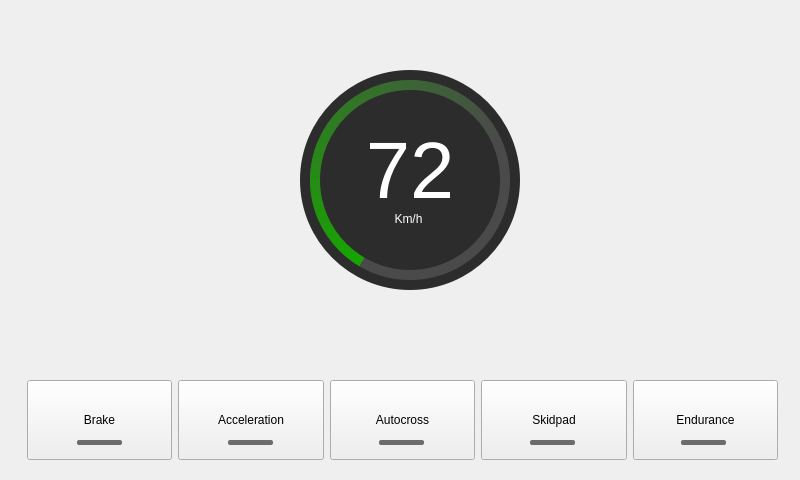
The window that form.ui (FGR-UnB/teste) describes before a commit, drawn with Qt 5.
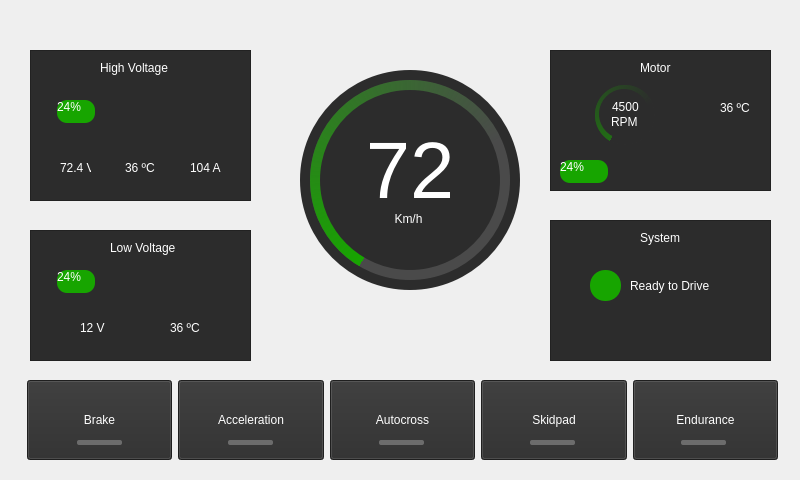
The same window after the commit.

Commit message: adding the rest of UI/UX

The edit to the form file:
```diff
--- a/form.ui
+++ b/form.ui
@@ -31,6 +31,12 @@
         <verstretch>0</verstretch>
        </sizepolicy>
       </property>
+      <property name="styleSheet">
+       <string notr="true">background-color: rgb(44, 44, 44);
+color: white;
+
+</string>
+      </property>
       <property name="text">
        <string>Brake</string>
       </property>
@@ -44,6 +50,12 @@
         <verstretch>0</verstretch>
        </sizepolicy>
       </property>
+      <property name="styleSheet">
+       <string notr="true">background-color: rgb(44, 44, 44);
+color: white;
+
+</string>
+      </property>
       <property name="text">
        <string>Acceleration</string>
       </property>
@@ -57,6 +69,12 @@
         <verstretch>0</verstretch>
        </sizepolicy>
       </property>
+      <property name="styleSheet">
+       <string notr="true">background-color: rgb(44, 44, 44);
+color: white;
+
+</string>
+      </property>
       <property name="text">
        <string>Autocross</string>
       </property>
@@ -70,6 +88,12 @@
         <verstretch>0</verstretch>
        </sizepolicy>
       </property>
+      <property name="styleSheet">
+       <string notr="true">background-color: rgb(44, 44, 44);
+color: white;
+
+</string>
+      </property>
       <property name="text">
        <string>Skidpad</string>
       </property>
@@ -83,6 +107,12 @@
         <verstretch>0</verstretch>
        </sizepolicy>
       </property>
+      <property name="styleSheet">
+       <string notr="true">background-color: rgb(44, 44, 44);
+color: white;
+
+</string>
+      </property>
       <property name="text">
        <string>Endurance</string>
       </property>
@@ -270,6 +300,10 @@
 	border: none;
 	border-radius: 2px;
 	background-color: rgb(108, 108, 108);
+}
+
+QFrame::hover{
+	background-color: rgb(23, 165, 0);
 }</string>
    </property>
    <property name="frameShape">
@@ -371,6 +405,437 @@
     <enum>QFrame::Raised</enum>
    </property>
   </widget>
+  <widget class="QFrame" name="HighVoltage">
+   <property name="geometry">
+    <rect>
+     <x>30</x>
+     <y>50</y>
+     <width>221</width>
+     <height>151</height>
+    </rect>
+   </property>
+   <property name="styleSheet">
+    <string notr="true">background-color: rgb(44, 44, 44);
+color: white;</string>
+   </property>
+   <property name="frameShape">
+    <enum>QFrame::StyledPanel</enum>
+   </property>
+   <property name="frameShadow">
+    <enum>QFrame::Raised</enum>
+   </property>
+   <widget class="QProgressBar" name="BatteryLevelHV">
+    <property name="geometry">
+     <rect>
+      <x>27</x>
+      <y>50</y>
+      <width>161</width>
+      <height>23</height>
+     </rect>
+    </property>
+    <property name="styleSheet">
+     <string notr="true">QProgressBar {
+     border: none;
+     background-color: rgb(44, 44, 44);
+ }
+
+QProgressBar::chunk {
+	background-color: rgb(23, 165, 0);
+	border-radius: 10px;
+}</string>
+    </property>
+    <property name="value">
+     <number>24</number>
+    </property>
+   </widget>
+   <widget class="QLabel" name="TitleHV">
+    <property name="geometry">
+     <rect>
+      <x>70</x>
+      <y>10</y>
+      <width>71</width>
+      <height>16</height>
+     </rect>
+    </property>
+    <property name="text">
+     <string>High Voltage</string>
+    </property>
+   </widget>
+   <widget class="QLabel" name="VoltsHV">
+    <property name="geometry">
+     <rect>
+      <x>30</x>
+      <y>110</y>
+      <width>31</width>
+      <height>16</height>
+     </rect>
+    </property>
+    <property name="text">
+     <string>72.4 V</string>
+    </property>
+   </widget>
+   <widget class="QLabel" name="CelsiusHV">
+    <property name="geometry">
+     <rect>
+      <x>95</x>
+      <y>110</y>
+      <width>31</width>
+      <height>16</height>
+     </rect>
+    </property>
+    <property name="text">
+     <string>36 ºC</string>
+    </property>
+   </widget>
+   <widget class="QLabel" name="AmperesHV">
+    <property name="geometry">
+     <rect>
+      <x>160</x>
+      <y>110</y>
+      <width>31</width>
+      <height>16</height>
+     </rect>
+    </property>
+    <property name="text">
+     <string>104 A</string>
+    </property>
+   </widget>
+  </widget>
+  <widget class="QFrame" name="LowVoltage">
+   <property name="geometry">
+    <rect>
+     <x>30</x>
+     <y>230</y>
+     <width>221</width>
+     <height>131</height>
+    </rect>
+   </property>
+   <property name="styleSheet">
+    <string notr="true">background-color: rgb(44, 44, 44);
+color: white;</string>
+   </property>
+   <property name="frameShape">
+    <enum>QFrame::StyledPanel</enum>
+   </property>
+   <property name="frameShadow">
+    <enum>QFrame::Raised</enum>
+   </property>
+   <widget class="QLabel" name="TitleLV">
+    <property name="geometry">
+     <rect>
+      <x>80</x>
+      <y>10</y>
+      <width>71</width>
+      <height>16</height>
+     </rect>
+    </property>
+    <property name="text">
+     <string>Low Voltage</string>
+    </property>
+   </widget>
+   <widget class="QProgressBar" name="BatteryLevelLV">
+    <property name="geometry">
+     <rect>
+      <x>27</x>
+      <y>40</y>
+      <width>161</width>
+      <height>23</height>
+     </rect>
+    </property>
+    <property name="styleSheet">
+     <string notr="true">QProgressBar {
+     border: none;
+     background-color: rgb(44, 44, 44);
+ }
+
+QProgressBar::chunk {
+	background-color: rgb(23, 165, 0);
+	border-radius: 10px;
+}</string>
+    </property>
+    <property name="value">
+     <number>24</number>
+    </property>
+   </widget>
+   <widget class="QLabel" name="VoltslV">
+    <property name="geometry">
+     <rect>
+      <x>50</x>
+      <y>90</y>
+      <width>31</width>
+      <height>16</height>
+     </rect>
+    </property>
+    <property name="text">
+     <string>12 V</string>
+    </property>
+   </widget>
+   <widget class="QLabel" name="CelsiusLV">
+    <property name="geometry">
+     <rect>
+      <x>140</x>
+      <y>90</y>
+      <width>31</width>
+      <height>16</height>
+     </rect>
+    </property>
+    <property name="text">
+     <string>36 ºC</string>
+    </property>
+   </widget>
+  </widget>
+  <widget class="QFrame" name="frame">
+   <property name="geometry">
+    <rect>
+     <x>550</x>
+     <y>220</y>
+     <width>221</width>
+     <height>141</height>
+    </rect>
+   </property>
+   <property name="styleSheet">
+    <string notr="true">background-color: rgb(44, 44, 44);
+color: white;</string>
+   </property>
+   <property name="frameShape">
+    <enum>QFrame::StyledPanel</enum>
+   </property>
+   <property name="frameShadow">
+    <enum>QFrame::Raised</enum>
+   </property>
+   <widget class="QLabel" name="TitleSystem">
+    <property name="geometry">
+     <rect>
+      <x>90</x>
+      <y>10</y>
+      <width>41</width>
+      <height>16</height>
+     </rect>
+    </property>
+    <property name="text">
+     <string>System</string>
+    </property>
+   </widget>
+   <widget class="QLabel" name="StatusTitle">
+    <property name="geometry">
+     <rect>
+      <x>80</x>
+      <y>58</y>
+      <width>81</width>
+      <height>16</height>
+     </rect>
+    </property>
+    <property name="text">
+     <string>Ready to Drive</string>
+    </property>
+   </widget>
+   <widget class="QFrame" name="CarStatus">
+    <property name="geometry">
+     <rect>
+      <x>40</x>
+      <y>50</y>
+      <width>31</width>
+      <height>31</height>
+     </rect>
+    </property>
+    <property name="styleSheet">
+     <string notr="true">border: none;
+border-radius: 15px;
+background-color: rgb(23, 165, 0);</string>
+    </property>
+    <property name="frameShape">
+     <enum>QFrame::StyledPanel</enum>
+    </property>
+    <property name="frameShadow">
+     <enum>QFrame::Raised</enum>
+    </property>
+   </widget>
+  </widget>
+  <widget class="QFrame" name="Motor">
+   <property name="geometry">
+    <rect>
+     <x>550</x>
+     <y>50</y>
+     <width>221</width>
+     <height>141</height>
+    </rect>
+   </property>
+   <property name="styleSheet">
+    <string notr="true">background-color: rgb(44, 44, 44);
+color: white;</string>
+   </property>
+   <property name="frameShape">
+    <enum>QFrame::StyledPanel</enum>
+   </property>
+   <property name="frameShadow">
+    <enum>QFrame::Raised</enum>
+   </property>
+   <widget class="QLabel" name="TitleMotor">
+    <property name="geometry">
+     <rect>
+      <x>90</x>
+      <y>10</y>
+      <width>41</width>
+      <height>16</height>
+     </rect>
+    </property>
+    <property name="text">
+     <string>Motor</string>
+    </property>
+   </widget>
+   <widget class="QLabel" name="label_3">
+    <property name="geometry">
+     <rect>
+      <x>170</x>
+      <y>50</y>
+      <width>31</width>
+      <height>16</height>
+     </rect>
+    </property>
+    <property name="text">
+     <string>36 ºC</string>
+    </property>
+   </widget>
+   <widget class="QProgressBar" name="progressBar">
+    <property name="geometry">
+     <rect>
+      <x>10</x>
+      <y>110</y>
+      <width>201</width>
+      <height>23</height>
+     </rect>
+    </property>
+    <property name="styleSheet">
+     <string notr="true">QProgressBar {
+     border: none;
+     background-color: rgb(44, 44, 44);
+ }
+
+QProgressBar::chunk {
+	background-color: rgb(23, 165, 0);
+	border-radius: 10px;
+}</string>
+    </property>
+    <property name="value">
+     <number>24</number>
+    </property>
+   </widget>
+   <widget class="QFrame" name="OdometroMotor">
+    <property name="geometry">
+     <rect>
+      <x>40</x>
+      <y>30</y>
+      <width>70</width>
+      <height>70</height>
+     </rect>
+    </property>
+    <property name="styleSheet">
+     <string notr="true">QFrame{
+	border-radius: 35px;
+	background-color: rgb(44, 44, 44);
+}</string>
+    </property>
+    <property name="frameShape">
+     <enum>QFrame::StyledPanel</enum>
+    </property>
+    <property name="frameShadow">
+     <enum>QFrame::Raised</enum>
+    </property>
+    <widget class="QFrame" name="CircularPBMotor">
+     <property name="geometry">
+      <rect>
+       <x>5</x>
+       <y>5</y>
+       <width>60</width>
+       <height>60</height>
+      </rect>
+     </property>
+     <property name="styleSheet">
+      <string notr="true">QFrame{
+	border-radius: 30px;
+	background-color: qconicalgradient(cx:0.5, cy:0.5, angle:240, stop:0.4 rgba(210, 22, 116, 0), stop:1 rgba(23, 165, 0, 255));
+}</string>
+     </property>
+     <property name="frameShape">
+      <enum>QFrame::StyledPanel</enum>
+     </property>
+     <property name="frameShadow">
+      <enum>QFrame::Raised</enum>
+     </property>
+     <widget class="QFrame" name="CircularBg_3">
+      <property name="geometry">
+       <rect>
+        <x>0</x>
+        <y>0</y>
+        <width>60</width>
+        <height>60</height>
+       </rect>
+      </property>
+      <property name="styleSheet">
+       <string notr="true">QFrame{
+	border-radius: 30px;
+	background-color: rgba(44, 44, 44, 120);
+}</string>
+      </property>
+      <property name="frameShape">
+       <enum>QFrame::StyledPanel</enum>
+      </property>
+      <property name="frameShadow">
+       <enum>QFrame::Raised</enum>
+      </property>
+      <widget class="QFrame" name="frame_2">
+       <property name="geometry">
+        <rect>
+         <x>4</x>
+         <y>4</y>
+         <width>50</width>
+         <height>50</height>
+        </rect>
+       </property>
+       <property name="styleSheet">
+        <string notr="true">QFrame{
+	border: none;
+	border-radius: 25px;
+	background-color: rgb(44, 44, 44);
+}</string>
+       </property>
+       <property name="frameShape">
+        <enum>QFrame::StyledPanel</enum>
+       </property>
+       <property name="frameShadow">
+        <enum>QFrame::Raised</enum>
+       </property>
+       <widget class="QLabel" name="label_6">
+        <property name="geometry">
+         <rect>
+          <x>13</x>
+          <y>10</y>
+          <width>31</width>
+          <height>16</height>
+         </rect>
+        </property>
+        <property name="text">
+         <string>4500</string>
+        </property>
+       </widget>
+       <widget class="QLabel" name="label_7">
+        <property name="geometry">
+         <rect>
+          <x>12</x>
+          <y>25</y>
+          <width>31</width>
+          <height>16</height>
+         </rect>
+        </property>
+        <property name="text">
+         <string>RPM</string>
+        </property>
+       </widget>
+      </widget>
+     </widget>
+    </widget>
+   </widget>
+  </widget>
  </widget>
  <resources/>
  <connections/>
```
Left out of the diff: 10 changed lines with no effect on the pictures. The commit also changes 5 other files.
